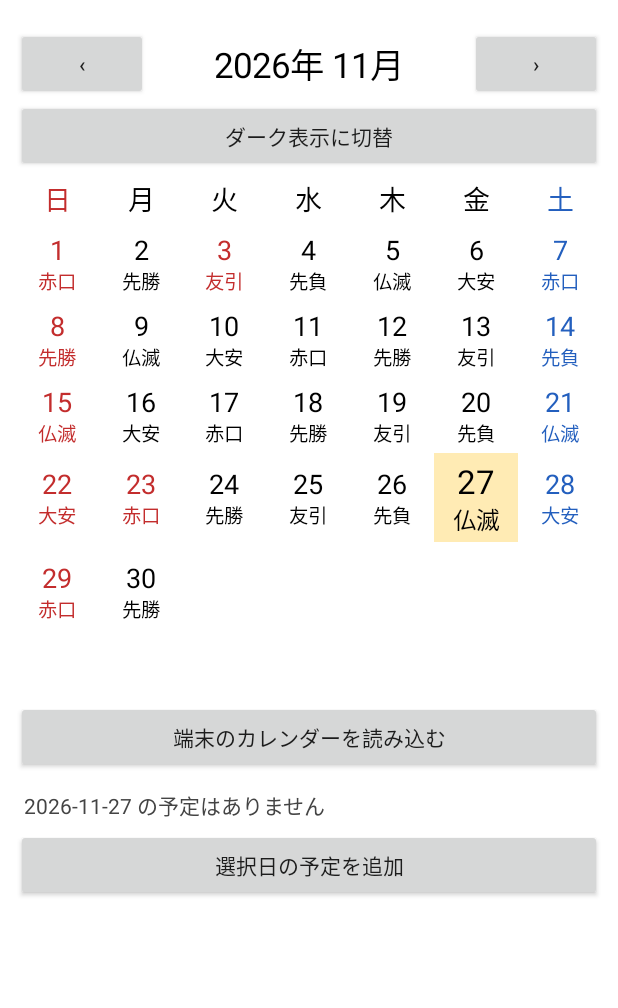
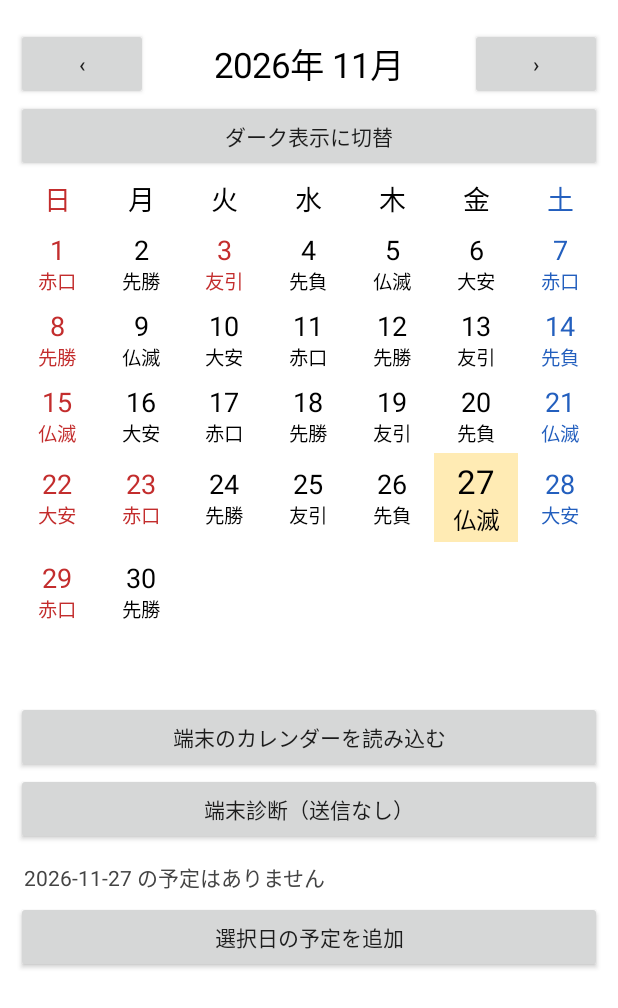
Before and after one commit to kurenn46-max/night-calendar-, an Android app: the screen it shows after launch (MainActivity), on a phone screen of 412 x 824 dp. Shown: the top 1008 px of the screen. Run offline under Robolectric (Android 15) with nearby library versions, the phone set to English and light mode, and no system bars.

Commit message:
feat(calendar): add one-tap read-only on-device calendar diagnostics screen

```diff
--- a/app/src/main/java/com/nightcalendar/MainActivity.kt
+++ b/app/src/main/java/com/nightcalendar/MainActivity.kt
@@ -31,6 +31,7 @@ class MainActivity : Activity() {
     private lateinit var heading: TextView
     private lateinit var calendar: GridLayout
     private lateinit var eventSummary: TextView
+    private lateinit var deviceDiagnosticStatus: TextView
     private lateinit var holidayStatus: TextView
     private lateinit var eventButtons: LinearLayout
     private val japanese = Locale.JAPAN
@@ -96,6 +97,21 @@ class MainActivity : Activity() {
                 else render()
             }
         })
+        root.addView(Button(this).apply {
+            text = "端末診断（送信なし）"
+            contentDescription = "端末内だけでカレンダーの読み込み状態を診断"
+            setOnClickListener {
+                deviceDiagnosticStatus.text = DeviceCalendarDiagnostics.inspect(this@MainActivity, selectedDate)
+                deviceDiagnosticStatus.visibility = View.VISIBLE
+            }
+        })
+        deviceDiagnosticStatus = TextView(this).apply {
+            textSize = 14f
+            setTextColor(nightSecondaryColor)
+            setPadding(8, 8, 8, 8)
+            visibility = View.GONE
+        }
+        root.addView(deviceDiagnosticStatus)
         eventSummary = TextView(this).apply {
             textSize = 14f
             setTextColor(nightSecondaryColor)
@@ -135,6 +151,9 @@ class MainActivity : Activity() {
     }
 
     private fun render() {
+        if (::deviceDiagnosticStatus.isInitialized && deviceDiagnosticStatus.visibility == View.VISIBLE) {
+            deviceDiagnosticStatus.text = DeviceCalendarDiagnostics.inspect(this, selectedDate)
+        }
         heading.text = month.format(DateTimeFormatter.ofPattern("yyyy年 M月", japanese))
         holidayStatus.text = listOfNotNull(
             "祝日データ対象外（2026〜2027年）".takeUnless { JapanHolidays.isSupported(month.year) },
```
